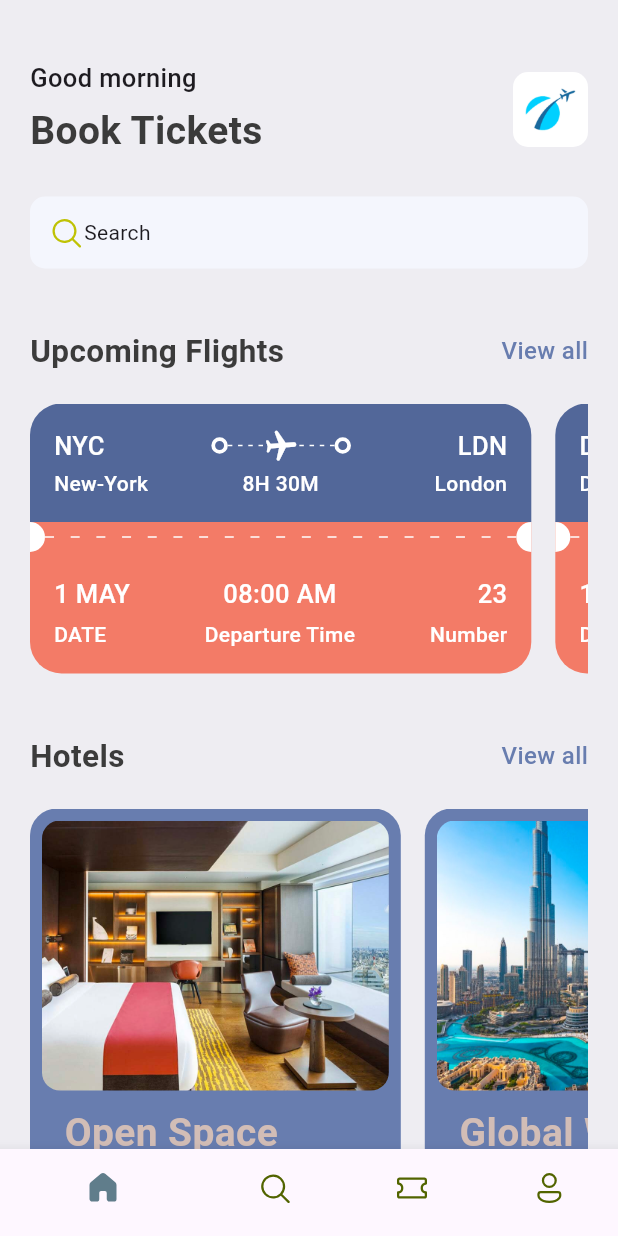
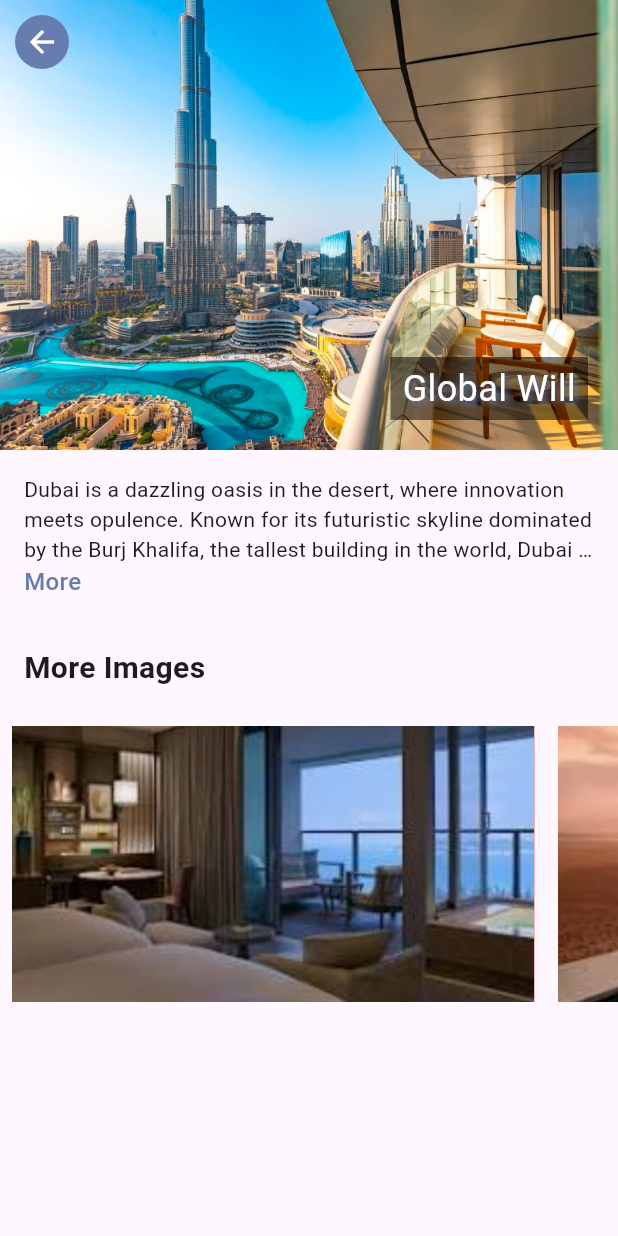
Before and after one commit to kyle-bdvl/flutter-app, a Flutter app: the screen it shows after launch, after a tap on "Global Will", on a phone screen of 412 x 824 dp. Run offline on Flutter 3.47's test engine with Material 3 defaults, Android fonts, the phone set to English and light mode, and no system bars; our stand-ins replace barcode_widget, fluentui_icons.

Commit message:
on the second part of the video

```diff
--- a/lib/base/utils/all_json.dart
+++ b/lib/base/utils/all_json.dart
@@ -40,17 +40,43 @@ List<Map<String, dynamic>> hotelList = [
     'place': 'Open Space',
     'destination': 'London',
     'price': 25,
+    'detail':
+        'London, the capital of England, is a dynamic blend of history and modernity. As you walk through its iconic streets, youll encounter architectural marvels such as the Tower Bridge, Buckingham Palace, and Big Ben. The city offers world-class shopping experiences on Oxford Street and exquisite dining options ranging from traditional English fare to international cuisine. Art lovers will find inspiration at the Tate Modern and the British Museum, while theater enthusiasts can indulge in the vibrant West End scene. Whether you\'re enjoying a quiet stroll along the River Thames or taking in panoramic views from the London Eye, the city promises a unique and memorable experience that caters to every type of traveler.',
+    'images': ['city_view_1.png', 'city_view_2.png', 'city_view_3.png'],
   },
   {
     'image': 'city_view.png',
     'place': 'Global Will',
-    'destination': 'London',
+    'destination': 'dubai',
     'price': 40,
+    'detail':
+        'Dubai is a dazzling oasis in the desert, where innovation meets opulence. Known for its futuristic skyline dominated by the Burj Khalifa, the tallest building in the world, Dubai is a city that pushes the limits of luxury and design. Visitors can shop at the Dubai Mall, one of the largest malls globally, or explore traditional souks that reflect the city\'s cultural roots. Adventure seekers can take part in dune bashing, skydiving over the Palm Jumeirah, or enjoying water parks like Atlantis Aquaventure. Despite its modern appeal, Dubai preserves its heritage through historic sites like Al Fahidi Fort and the Dubai Museum. It\'s a city that offers both comfort and thrill, making it ideal for families, couples, and solo travelers alike.',
+    'images': [
+      'hotel_room_view_1.png',
+      'hotel_room_view_2.png',
+      'hotel_room_view_3.png',
+    ],
   },
   {
     'image': 'pool_view.png',
-    'place': 'Best pool in the City',
-    'destination': 'Dubai',
+    'place': 'Best city pool',
+    'destination': 'Paris',
     'price': 68,
+    'detail':
+        'Paris, the enchanting capital of France, is a city that captures the heart with its timeless elegance and cultural richness. Stroll along the Champs-Élysées, marvel at the intricate architecture of Notre-Dame, or climb the Eiffel Tower for breathtaking city views. The city\'s art scene is unrivaled, featuring treasures in the Louvre and Musée d\'Orsay. Cafés and patisseries line every corner, offering delicious croissants and espresso for a truly Parisian experience. Whether you\'re cruising the Seine River at sunset or exploring the hidden gems of Montmartre, Paris exudes romance, sophistication, and a deep appreciation for life\'s finer things.',
+    'images': ['pool_view_1.png', 'pool_view_2.png', 'pool_view_3.png'],
+  },
+  {
+    'image': 'hotel_room_1.png',
+    'place': 'Best city pool',
+    'destination': 'Tokyo',
+    'price': 68,
+    'detail':
+        'Tokyo is a harmonious fusion of tradition and technology, where ancient temples sit beside glowing skyscrapers. The city bustles with life, offering neon-lit shopping districts like Shibuya and Harajuku, as well as serene escapes such as the Meiji Shrine and Ueno Park. Food lovers can savor everything from Michelin-starred sushi to comforting bowls of ramen in tucked-away eateries. Culture thrives in Tokyo through its sumo tournaments, anime museums, and seasonal festivals. With its efficient public transport, warm hospitality, and an endless list of things to explore, Tokyo is a must-visit for travelers seeking an unforgettable urban adventure.',
+    'images': [
+      'hotel_room_view_1.png',
+      'hotel_room_view_2.png',
+      'hotel_room_view_3.png',
+    ],
   },
 ];
--- a/lib/main.dart
+++ b/lib/main.dart
@@ -1,6 +1,7 @@
 import 'package:ticket_app/base/utils/app_routes.dart';
 import 'package:ticket_app/screens/home/all_hotels.dart';
 import 'package:ticket_app/screens/home/all_tickets.dart';
+import 'package:ticket_app/screens/hotel_detail.dart';
 import 'package:ticket_app/screens/ticket/ticket_screen.dart';
 
 import 'base/bottom_nav_bar.dart';
@@ -24,6 +25,7 @@ class MyApp extends StatelessWidget {
         "all_tickets": (context) => const AllTickets(),
         AppRoutes.ticketScreen: (context) => const TicketScreen(),
         AppRoutes.allHotels: (context) => const AllHotels(),
+        AppRoutes.hotelDetail: (context) => const HotelDetail(),
       },
     );
   }
--- a/lib/screens/home/all_hotels.dart
+++ b/lib/screens/home/all_hotels.dart
@@ -28,7 +28,7 @@ class AllHotels extends StatelessWidget {
             itemCount: hotelList.length,
             itemBuilder: (context, index) {
               var singleHotel = hotelList[index];
-              return HotelGridView(hotel: singleHotel);
+              return HotelGridView(hotel: singleHotel, index: index);
             },
           ),
         ),
@@ -39,12 +39,23 @@ class AllHotels extends StatelessWidget {
 
 class HotelGridView extends StatelessWidget {
   final Map<String, dynamic> hotel;
-  const HotelGridView({super.key, required this.hotel});
+  final int index;
+  const HotelGridView({super.key, required this.hotel, required this.index});
 
   @override
   Widget build(BuildContext context) {
     final size = MediaQuery.of(context).size;
-    return Container(
+
+    return GestureDetector(
+      onTap: () {
+        print("my index is $index");
+        Navigator.pushNamed(
+          context,
+          AppRoutes.hotelDetail,
+          arguments: {"index": index},
+        );
+      },
+      child: Container(
         padding: EdgeInsets.all(8.0),
         width: size.width * 0.6,
         height: 350,
@@ -86,7 +97,9 @@ class HotelGridView extends StatelessWidget {
                   padding: const EdgeInsets.only(left: 15),
                   child: Text(
                     hotel['destination'],
-                  style: AppStyles.headLineStyle3.copyWith(color: Colors.white),
+                    style: AppStyles.headLineStyle3.copyWith(
+                      color: Colors.white,
+                    ),
                   ),
                 ),
 
@@ -103,6 +116,7 @@ class HotelGridView extends StatelessWidget {
             ),
           ],
         ),
+      ),
     );
   }
 }
--- /dev/null
+++ b/lib/screens/hotel_detail.dart
@@ -0,0 +1,167 @@
+import 'package:flutter/cupertino.dart';
+import 'package:flutter/material.dart';
+import 'package:ticket_app/base/res/styles/app_styles.dart';
+import 'package:ticket_app/base/utils/all_json.dart';
+
+class HotelDetail extends StatefulWidget {
+  const HotelDetail({super.key});
+
+  @override
+  State<HotelDetail> createState() => _HotelDetailState();
+}
+
+class _HotelDetailState extends State<HotelDetail> {
+  late int index = 0;
+  @override
+  void didChangeDependencies() {
+    var args = ModalRoute.of(context)!.settings.arguments as Map;
+    if (args != null && args.containsKey("index")) {
+      setState(() {
+        index = args["index"];
+      });
+    }
+    // TODO: implement didChangeDependencies
+    super.didChangeDependencies();
+  }
+
+  @override
+  Widget build(BuildContext context) {
+    return Scaffold(
+      body: CustomScrollView(
+        slivers: [
+          SliverAppBar(
+            expandedHeight: 300.0,
+            floating: false,
+            pinned: true,
+            leading: Padding(
+              padding: const EdgeInsets.all(10.0),
+              child: GestureDetector(
+                onTap: () {
+                  Navigator.pop(context);
+                },
+                child: Container(
+                  decoration: BoxDecoration(
+                    shape: BoxShape.circle,
+                    color: AppStyles.primaryColor,
+                  ),
+                  child: Icon(Icons.arrow_back, color: Colors.white),
+                ),
+              ),
+            ),
+            flexibleSpace: FlexibleSpaceBar(
+              background: Stack(
+                children: [
+                  Positioned.fill(
+                    child: Image.asset(
+                      "assets/images/${hotelList[index]["image"]}",
+                      fit: BoxFit.cover,
+                    ),
+                  ),
+                  Positioned(
+                    bottom: 20,
+                    right: 20,
+                    child: Container(
+                      padding: EdgeInsets.symmetric(horizontal: 8, vertical: 4),
+                      color: Colors.black.withOpacity(0.5),
+                      child: Text(
+                        hotelList[index]["place"],
+                        style: TextStyle(
+                          color: Colors.white,
+                          fontSize: 24,
+                          shadows: [
+                            Shadow(
+                              blurRadius: 5.0,
+                              color: AppStyles.primaryColor,
+                              offset: const Offset(2.0, 2.0),
+                            ),
+                          ],
+                        ),
+                      ),
+                    ),
+                  ),
+                ],
+              ),
+            ),
+          ),
+          SliverList(
+            delegate: SliverChildListDelegate([
+              Padding(
+                padding: const EdgeInsets.all(16.0),
+                child: ExpandedTextWidget(
+                  text: hotelList[index]["detail"].toString(),
+                ),
+              ),
+              const Padding(
+                padding: EdgeInsets.all(16.0),
+                child: Text(
+                  "More Images",
+                  style: TextStyle(
+                    fontSize: 20.00,
+                    fontWeight: FontWeight.bold,
+                  ),
+                ),
+              ),
+              SizedBox(
+                height: 200.0,
+                child: ListView.builder(
+                  scrollDirection: Axis.horizontal,
+                  itemCount: hotelList[index]["images"].length,
+                  itemBuilder: (context, imagesIndex) {
+                    return Container(
+                      margin: EdgeInsets.all(8),
+                      color: Colors.red,
+                      child: Image.asset(
+                        "assets/images/${hotelList[index]["images"][imagesIndex]}",
+                      ),
+                    );
+                  },
+                ),
+              ),
+            ]),
+          ),
+        ],
+      ),
+    );
+  }
+}
+
+class ExpandedTextWidget extends StatefulWidget {
+  final String text;
+
+  const ExpandedTextWidget({super.key, required this.text});
+
+  @override
+  State<ExpandedTextWidget> createState() => _ExpandedTextWidgetState();
+}
+
+class _ExpandedTextWidgetState extends State<ExpandedTextWidget> {
+  bool isExpanded = false;
+  _toggleExpansion() {
+    setState(() {
+      isExpanded = !isExpanded;
+    });
+    print('i have been pressed! ${isExpanded}');
+  }
+
+  @override
+  Widget build(BuildContext context) {
+    var textWideget = Text(
+      widget.text,
+      maxLines: isExpanded ? null : 3,
+      overflow: isExpanded ? TextOverflow.visible : TextOverflow.ellipsis,
+    );
+    return Column(
+      crossAxisAlignment: CrossAxisAlignment.start,
+      children: [
+        textWideget,
+        GestureDetector(
+          onTap: () => _toggleExpansion(),
+          child: Text(
+            isExpanded ? 'Less' : 'More',
+            style: AppStyles.textStyle.copyWith(color: AppStyles.primaryColor),
+          ),
+        ),
+      ],
+    );
+  }
+}
```
Lines whose indentation alone changed are shown as unchanged.
